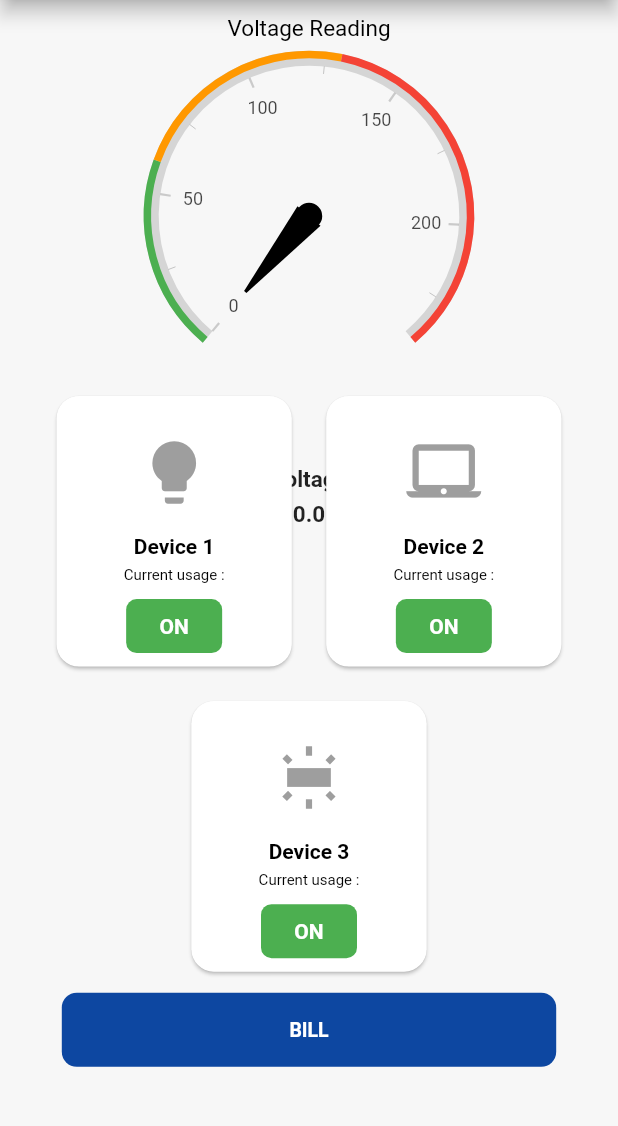
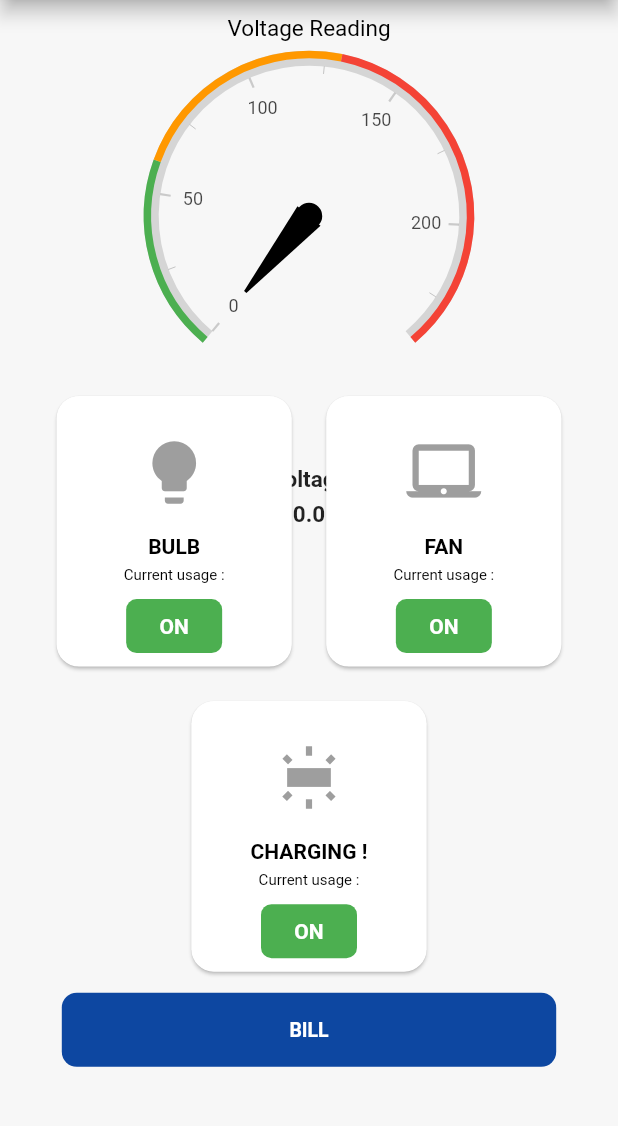
Before and after one commit to AnuTheCoder/S4-Main-Project, a Flutter app: the HomePage screen opened directly, on a phone screen of 412 x 824 dp, the part 84-1210 px from its top. Run offline on Flutter 3.47's test engine with Material 2 defaults, Android fonts, the phone set to English and light mode, and no system bars; drawn by our look-alikes of syncfusion_flutter_gauges; our stand-ins replace animated_text_kit, firebase_core, firebase_database, shared_preferences; missing offline and left inert: home; accounts and stored records are empty.

Commit message:
3rd commit

```diff
--- a/energy_project/lib/UI/home_page.dart
+++ b/energy_project/lib/UI/home_page.dart
@@ -170,7 +170,7 @@ class _HomePageState extends State<HomePage> {
                             ),
                           ),
                           const Text(
-                            'Device 1',
+                            'BULB',
                             style: TextStyle(
                                 color: Colors.black,
                                 fontSize: 14,
@@ -288,7 +288,7 @@ class _HomePageState extends State<HomePage> {
                             ),
                           ),
                           const Text(
-                            'Device 2',
+                            'FAN',
                             style: TextStyle(
                                 color: Colors.black,
                                 fontSize: 14,
@@ -396,7 +396,7 @@ class _HomePageState extends State<HomePage> {
                         ),
                       ),
                       const Text(
-                        'Device 3',
+                        'CHARGING !',
                         style: TextStyle(
                             color: Colors.black,
                             fontSize: 14,
```
